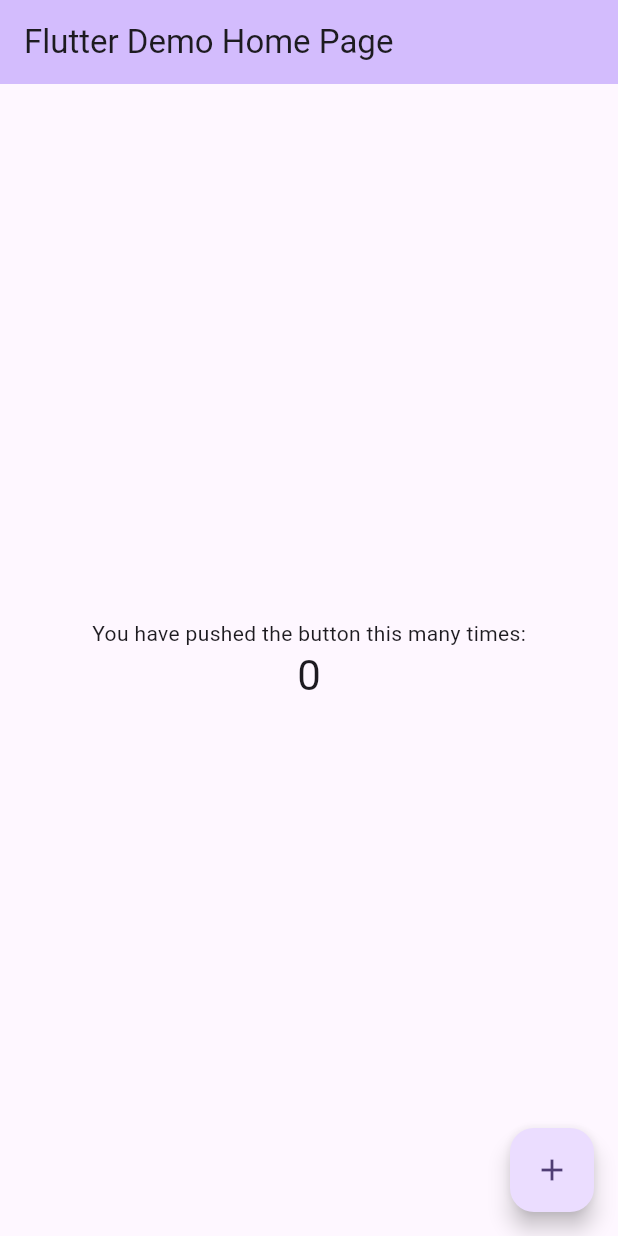
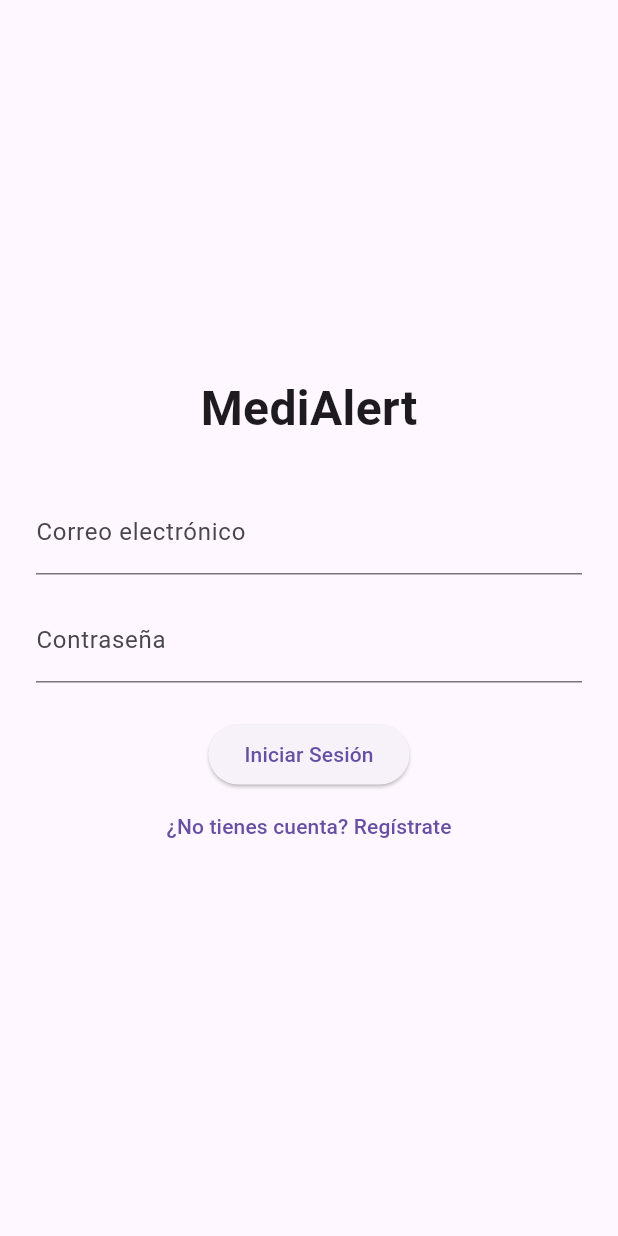
Before and after one commit to diego-fernando-bz/medi_alert, a Flutter app: the screen it shows after launch, on a phone screen of 412 x 824 dp. Run offline on Flutter 3.47's test engine with Material 3 defaults, Android fonts, the light colour scheme and no system bars.

Commit message:
agregando el inicio de secion con registro

```diff
--- a/lib/main.dart
+++ b/lib/main.dart
@@ -1,122 +1,18 @@
 import 'package:flutter/material.dart';
+import 'screens/login_screen.dart';
 
 void main() {
-  runApp(const MyApp());
+  runApp(MediAlertApp());
 }
 
-class MyApp extends StatelessWidget {
-  const MyApp({super.key});
-
-  // This widget is the root of your application.
+class MediAlertApp extends StatelessWidget {
   @override
   Widget build(BuildContext context) {
     return MaterialApp(
-      title: 'Flutter Demo',
-      theme: ThemeData(
-        // This is the theme of your application.
-        //
-        // TRY THIS: Try running your application with "flutter run". You'll see
-        // the application has a purple toolbar. Then, without quitting the app,
-        // try changing the seedColor in the colorScheme below to Colors.green
-        // and then invoke "hot reload" (save your changes or press the "hot
-        // reload" button in a Flutter-supported IDE, or press "r" if you used
-        // the command line to start the app).
-        //
-        // Notice that the counter didn't reset back to zero; the application
-        // state is not lost during the reload. To reset the state, use hot
-        // restart instead.
-        //
-        // This works for code too, not just values: Most code changes can be
-        // tested with just a hot reload.
-        colorScheme: ColorScheme.fromSeed(seedColor: Colors.deepPurple),
-      ),
-      home: const MyHomePage(title: 'Flutter Demo Home Page'),
+      title: 'MediAlert',
+      theme: ThemeData(primarySwatch: Colors.teal),
+      home: LoginScreen(),
+      debugShowCheckedModeBanner: false,
     );
   }
 }
-
-class MyHomePage extends StatefulWidget {
-  const MyHomePage({super.key, required this.title});
-
-  // This widget is the home page of your application. It is stateful, meaning
-  // that it has a State object (defined below) that contains fields that affect
-  // how it looks.
-
-  // This class is the configuration for the state. It holds the values (in this
-  // case the title) provided by the parent (in this case the App widget) and
-  // used by the build method of the State. Fields in a Widget subclass are
-  // always marked "final".
-
-  final String title;
-
-  @override
-  State<MyHomePage> createState() => _MyHomePageState();
-}
-
-class _MyHomePageState extends State<MyHomePage> {
-  int _counter = 0;
-
-  void _incrementCounter() {
-    setState(() {
-      // This call to setState tells the Flutter framework that something has
-      // changed in this State, which causes it to rerun the build method below
-      // so that the display can reflect the updated values. If we changed
-      // _counter without calling setState(), then the build method would not be
-      // called again, and so nothing would appear to happen.
-      _counter++;
-    });
-  }
-
-  @override
-  Widget build(BuildContext context) {
-    // This method is rerun every time setState is called, for instance as done
-    // by the _incrementCounter method above.
-    //
-    // The Flutter framework has been optimized to make rerunning build methods
-    // fast, so that you can just rebuild anything that needs updating rather
-    // than having to individually change instances of widgets.
-    return Scaffold(
-      appBar: AppBar(
-        // TRY THIS: Try changing the color here to a specific color (to
-        // Colors.amber, perhaps?) and trigger a hot reload to see the AppBar
-        // change color while the other colors stay the same.
-        backgroundColor: Theme.of(context).colorScheme.inversePrimary,
-        // Here we take the value from the MyHomePage object that was created by
-        // the App.build method, and use it to set our appbar title.
-        title: Text(widget.title),
-      ),
-      body: Center(
-        // Center is a layout widget. It takes a single child and positions it
-        // in the middle of the parent.
-        child: Column(
-          // Column is also a layout widget. It takes a list of children and
-          // arranges them vertically. By default, it sizes itself to fit its
-          // children horizontally, and tries to be as tall as its parent.
-          //
-          // Column has various properties to control how it sizes itself and
-          // how it positions its children. Here we use mainAxisAlignment to
-          // center the children vertically; the main axis here is the vertical
-          // axis because Columns are vertical (the cross axis would be
-          // horizontal).
-          //
-          // TRY THIS: Invoke "debug painting" (choose the "Toggle Debug Paint"
-          // action in the IDE, or press "p" in the console), to see the
-          // wireframe for each widget.
-          mainAxisAlignment: MainAxisAlignment.center,
-          children: <Widget>[
-            const Text('You have pushed the button this many times:'),
-            Text(
-              '$_counter',
-              style: Theme.of(context).textTheme.headlineMedium,
-            ),
-          ],
-        ),
-      ),
-      floatingActionButton: FloatingActionButton(
-        onPressed: _incrementCounter,
-        tooltip: 'Increment',
-        child: const Icon(Icons.add),
-      ), // This trailing comma makes auto-formatting nicer for build methods.
-    );
-  }
-}
--- /dev/null
+++ b/lib/screens/login_screen.dart
@@ -0,0 +1,58 @@
+import 'package:flutter/material.dart';
+import 'register_screen.dart';
+
+class LoginScreen extends StatelessWidget {
+  final TextEditingController emailController = TextEditingController();
+  final TextEditingController passwordController = TextEditingController();
+
+  @override
+  Widget build(BuildContext context) {
+    return Scaffold(
+      body: Padding(
+        padding: const EdgeInsets.symmetric(horizontal: 24.0),
+        child: Center(
+          child: SingleChildScrollView(
+            child: Column(
+              children: [
+                Text(
+                  "MediAlert",
+                  style: TextStyle(fontSize: 32, fontWeight: FontWeight.bold),
+                ),
+                SizedBox(height: 32),
+                TextField(
+                  controller: emailController,
+                  decoration: InputDecoration(labelText: 'Correo electrónico'),
+                ),
+                SizedBox(height: 16),
+                TextField(
+                  controller: passwordController,
+                  obscureText: true,
+                  decoration: InputDecoration(labelText: 'Contraseña'),
+                ),
+                SizedBox(height: 24),
+                ElevatedButton(
+                  onPressed: () {
+                    // Lógica de inicio de sesión
+                    ScaffoldMessenger.of(context).showSnackBar(
+                      SnackBar(content: Text("Inicio de sesión simulado")),
+                    );
+                  },
+                  child: Text("Iniciar Sesión"),
+                ),
+                TextButton(
+                  onPressed: () {
+                    Navigator.push(
+                      context,
+                      MaterialPageRoute(builder: (_) => RegisterScreen()),
+                    );
+                  },
+                  child: Text("¿No tienes cuenta? Regístrate"),
+                ),
+              ],
+            ),
+          ),
+        ),
+      ),
+    );
+  }
+}
```
Also changed, not shown: lib/screens/register_screen.dart (added, +50 -0 lines), pubspec.yaml (line endings or trailing spaces).
